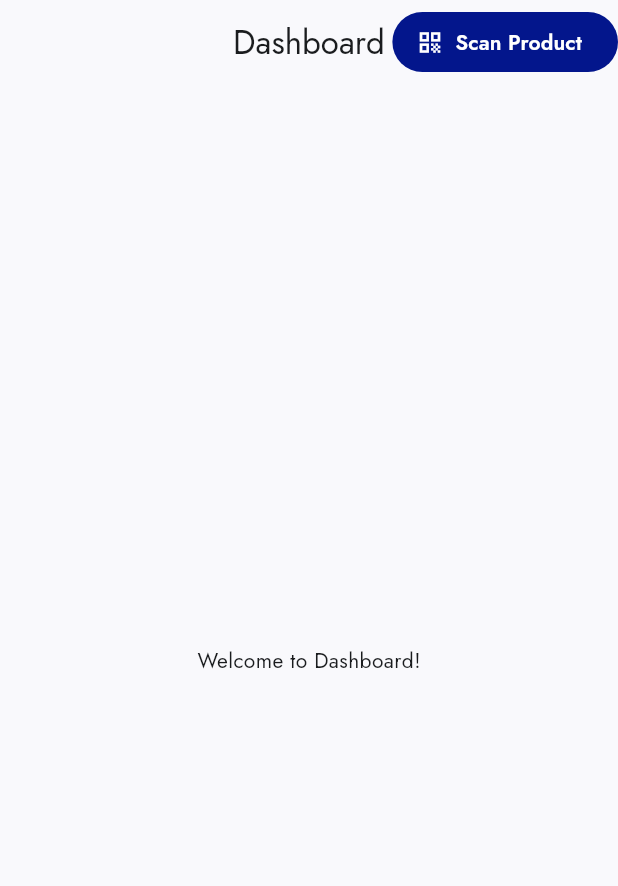
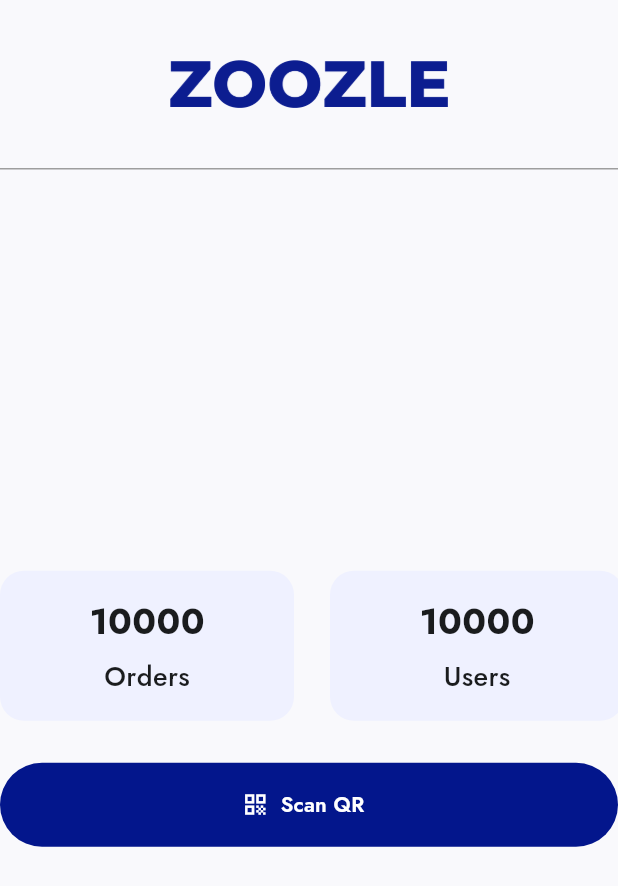
Before and after one commit to partha-zoozle/zoozle_store, a Flutter app: the screen it shows after launch, on a phone screen of 412 x 824 dp. Shown: the top 886 px of the screen. Run offline on Flutter 3.47's test engine with Material 3 defaults, Android fonts, the phone set to English and light mode, and no system bars; our stand-ins replace camera, get, google_fonts, permission_handler; missing offline and left inert: google_mlkit_barcode_scanning.

Commit message:
- second commit

```diff
--- a/lib/app/modules/home_page/views/home_page_view.dart
+++ b/lib/app/modules/home_page/views/home_page_view.dart
@@ -1,6 +1,7 @@
 import 'package:flutter/material.dart';
 import 'package:get/get.dart';
 import 'package:zoozle_store/app/routes/app_pages.dart';
+import 'package:zoozle_store/app/widgets/zoozle_header.dart';
 
 class HomePageView extends StatelessWidget {
   const HomePageView({super.key});
@@ -8,11 +9,85 @@ class HomePageView extends StatelessWidget {
   @override
   Widget build(BuildContext context) {
     return Scaffold(
-      appBar: AppBar(
-        title: const Text('Dashboard'),
-        centerTitle: true,
-        actions: [
-          FilledButton.icon(
+      appBar: const ZoozleHeader(),
+      body: Column(
+        mainAxisAlignment: MainAxisAlignment.center,
+        crossAxisAlignment: CrossAxisAlignment.center,
+        children: [
+      Row(
+        mainAxisAlignment: MainAxisAlignment.center,
+        children: [
+          SizedBox(
+            width: 196,
+            height: 100,
+            child: Container(
+            decoration: BoxDecoration(
+            color: Get.theme.colorScheme.primaryContainer, // Use theme color
+              borderRadius: BorderRadius.circular(16), // Border radius
+            ),
+            padding: const EdgeInsets.all(16), // Add some padding
+            child: const Column(
+              mainAxisSize: MainAxisSize.min, // Adjust size to fit children
+              children: [
+                Text(
+                  '10000',
+                  style: TextStyle(
+                    fontSize: 24,
+                    fontWeight: FontWeight.bold,
+                  ),
+                ),
+                SizedBox(height: 8), // Space between the texts
+                Text(
+                  'Orders',
+                  style: TextStyle(
+                    fontSize: 18,
+                    fontWeight: FontWeight.w500,
+                  ),
+                ),
+              ],
+            ),
+                ),
+          ),
+          const SizedBox(
+            width: 24,
+          ),
+          SizedBox(
+            width: 196,
+              height: 100,
+            child: Container(
+              decoration: BoxDecoration(
+                color: Get.theme.colorScheme.primaryContainer, // Use theme color
+                borderRadius: BorderRadius.circular(16), // Border radius
+              ),
+              padding: const EdgeInsets.all(16), // Add some padding
+              child: const Column(
+                children: [
+                  Text(
+                    '10000',
+                    style: TextStyle(
+                      fontSize: 24,
+                      fontWeight: FontWeight.bold,
+                    ),
+                  ),
+                  SizedBox(height: 8), // Space between the texts
+                  Text(
+                    'Users',
+                    style: TextStyle(
+                      fontSize: 18,
+                      fontWeight: FontWeight.w500,
+                    ),
+                  ),
+                ],
+              ),
+            ),
+          ),
+        ],
+      ),
+          const SizedBox(height: 28,),
+          SizedBox(
+            width: 416,
+            height: 56,
+            child: FilledButton.icon(
               onPressed: () async {
                 final result = await Get.toNamed(Routes.QR_SCANNER);
                 if (result != null) {
@@ -22,15 +97,13 @@ class HomePageView extends StatelessWidget {
               },
               icon: const Icon(Icons.qr_code, color: Colors.white),
               label: const Text(
-              'Scan Product',
+                'Scan QR',
                 style: TextStyle(color: Colors.white),
+              ),
             ),
           ),
         ],
       ),
-      body: const Center(
-        child: Text('Welcome to Dashboard!'),
-      ),
     );
   }
 }
--- /dev/null
+++ b/lib/app/modules/product_purchase/bindings/product_purchase_binding.dart
@@ -0,0 +1,12 @@
+import 'package:get/get.dart';
+
+import '../controllers/product_purchase_controller.dart';
+
+class ProductPurchaseBinding extends Bindings {
+  @override
+  void dependencies() {
+    Get.lazyPut<ProductPurchaseController>(
+      () => ProductPurchaseController(),
+    );
+  }
+}
--- /dev/null
+++ b/lib/app/modules/product_purchase/controllers/product_purchase_controller.dart
@@ -0,0 +1,23 @@
+import 'package:get/get.dart';
+
+class ProductPurchaseController extends GetxController {
+  //TODO: Implement ProductPurchaseController
+
+  final count = 0.obs;
+  @override
+  void onInit() {
+    super.onInit();
+  }
+
+  @override
+  void onReady() {
+    super.onReady();
+  }
+
+  @override
+  void onClose() {
+    super.onClose();
+  }
+
+  void increment() => count.value++;
+}
--- /dev/null
+++ b/lib/app/modules/product_purchase/views/product_purchase_view.dart
@@ -0,0 +1,24 @@
+import 'package:flutter/material.dart';
+
+import 'package:get/get.dart';
+
+import '../controllers/product_purchase_controller.dart';
+
+class ProductPurchaseView extends GetView<ProductPurchaseController> {
+  const ProductPurchaseView({super.key});
+  @override
+  Widget build(BuildContext context) {
+    return Scaffold(
+      appBar: AppBar(
+        title: const Text('ProductPurchaseView'),
+        centerTitle: true,
+      ),
+      body: const Center(
+        child: Text(
+          'ProductPurchaseView is working',
+          style: TextStyle(fontSize: 20),
+        ),
+      ),
+    );
+  }
+}
--- a/lib/app/routes/app_pages.dart
+++ b/lib/app/routes/app_pages.dart
@@ -2,6 +2,8 @@ import 'package:get/get.dart';
 
 import '../modules/home_page/bindings/home_page_binding.dart';
 import '../modules/home_page/views/home_page_view.dart';
+import '../modules/product_purchase/bindings/product_purchase_binding.dart';
+import '../modules/product_purchase/views/product_purchase_view.dart';
 import '../modules/qr_scanner/bindings/qr_scanner_binding.dart';
 import '../modules/qr_scanner/views/qr_scanner_view.dart';
 import '../modules/splash/bindings/splash_binding.dart';
@@ -30,5 +32,10 @@ class AppPages {
       page: () => const SplashView(),
       binding: SplashBinding(),
     ),
+    GetPage(
+      name: _Paths.PRODUCT_PURCHASE,
+      page: () => const ProductPurchaseView(),
+      binding: ProductPurchaseBinding(),
+    ),
   ];
 }
--- a/lib/app/routes/app_routes.dart
+++ b/lib/app/routes/app_routes.dart
@@ -6,6 +6,7 @@ abstract class Routes {
   static const HOME_PAGE = _Paths.HOME_PAGE;
   static const QR_SCANNER = _Paths.QR_SCANNER;
   static const SPLASH = _Paths.SPLASH;
+  static const PRODUCT_PURCHASE = _Paths.PRODUCT_PURCHASE;
 }
 
 abstract class _Paths {
@@ -13,4 +14,5 @@ abstract class _Paths {
   static const HOME_PAGE = '/home-page';
   static const QR_SCANNER = '/qr-scanner';
   static const SPLASH = '/splash';
+  static const PRODUCT_PURCHASE = '/product-purchase';
 }
--- /dev/null
+++ b/lib/app/widgets/zoozle_header.dart
@@ -0,0 +1,31 @@
+import 'package:flutter/material.dart';
+import 'package:get/get.dart';
+
+class ZoozleHeader extends StatelessWidget implements PreferredSizeWidget {
+
+
+  const ZoozleHeader({
+    super.key, // Path to the image asset
+  });
+
+  @override
+  Widget build(BuildContext context) {
+    return Column(
+      children: [
+        Center(
+          child: Padding(
+            padding: const EdgeInsets.symmetric(vertical: 40.0),
+            child: Image.asset(
+              "assets/images/zoozle.png",
+              height: 32,
+            ),
+          ),
+        ),
+        const Divider(height: 1, thickness: 1, color: Colors.grey),
+      ],
+    );
+  }
+
+  @override
+  Size get preferredSize => const Size.fromHeight(121); // Header + Divider
+}
--- a/pubspec.yaml
+++ b/pubspec.yaml
@@ -51,7 +51,7 @@ flutter:
   assets:
     - assets/images/
     - assets/
-
+    - assets/images/zoozle.png
   # To add assets to your application, add an assets section, like this:
   # assets:
   #   - images/a_dot_burr.jpeg
```
Also changed, not shown: assets/images/zoozle.png (added), pubspec.lock, 1 other file. Lines whose indentation alone changed are shown as unchanged.
